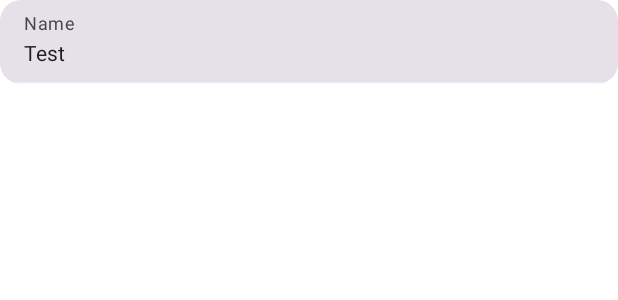
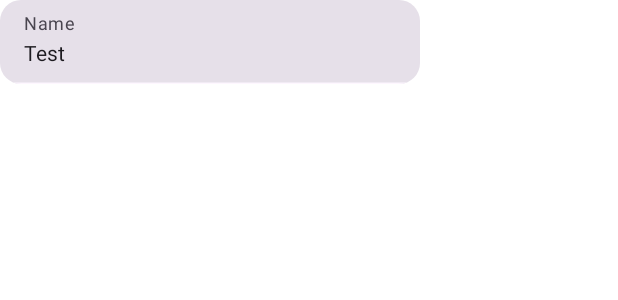
Before and after one commit to Kostahe/Chatterix, an Android app built with Jetpack Compose: the @Preview function PreviewAuthenticationTextField, on a phone screen of 412 x 824 dp. Shown: the top 300 px of the screen. Run offline under Robolectric (Android 15) with nearby library versions, the phone set to English and light mode, and no system bars.

Commit message:
Added preview of light and dark theme in AuthenticationTextField

```diff
--- a/app/src/main/java/com/huzil/chatapp/presentation/components/AuthenticationTextField.kt
+++ b/app/src/main/java/com/huzil/chatapp/presentation/components/AuthenticationTextField.kt
@@ -1,7 +1,5 @@
 package com.huzil.chatapp.presentation.components
 
-import androidx.compose.foundation.layout.Box
-import androidx.compose.foundation.layout.fillMaxWidth
 import androidx.compose.foundation.shape.RoundedCornerShape
 import androidx.compose.foundation.text.KeyboardOptions
 import androidx.compose.material3.MaterialTheme
@@ -12,6 +10,7 @@ import androidx.compose.runtime.Composable
 import androidx.compose.ui.Modifier
 import androidx.compose.ui.text.input.ImeAction
 import androidx.compose.ui.tooling.preview.Preview
+import androidx.compose.ui.tooling.preview.PreviewLightDark
 
 @Composable
 fun AuthenticationTextField(
@@ -41,11 +40,11 @@ fun AuthenticationTextField(
     )
 }
 
+@PreviewLightDark
 @Preview(showBackground = true, name = "AuthenticationTextField")
 @Composable
 private fun PreviewAuthenticationTextField() {
     AuthenticationTextField(
-        modifier = Modifier.fillMaxWidth(),
         value = "Test",
         onValueChange = {},
         imeAction = ImeAction.Done,
```
